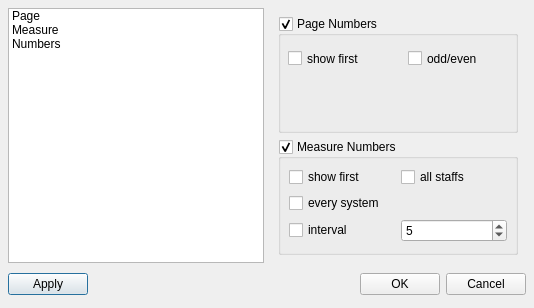
First picture: the form in mscore/mscore/editstyle.ui, repository musescore/musescore-old, before the edit.
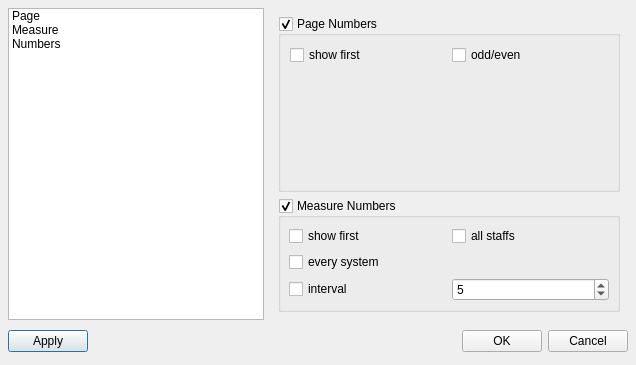
Second picture: the form after the edit. The open tabs and pages were chosen to show the change.

The edit to the form file:
```diff
--- a/mscore/mscore/editstyle.ui
+++ b/mscore/mscore/editstyle.ui
@@ -5,8 +5,8 @@
    <rect>
     <x>0</x>
     <y>0</y>
-    <width>534</width>
-    <height>308</height>
+    <width>636</width>
+    <height>365</height>
    </rect>
   </property>
   <property name="windowTitle" >
@@ -122,32 +122,41 @@
          <property name="checkable" >
           <bool>true</bool>
          </property>
-         <widget class="QCheckBox" name="showFirstPageNumber" >
-          <property name="geometry" >
-           <rect>
-            <x>10</x>
-            <y>30</y>
-            <width>100</width>
-            <height>25</height>
-           </rect>
+         <layout class="QGridLayout" >
+          <property name="margin" >
+           <number>9</number>
           </property>
-          <property name="text" >
-           <string>show first</string>
+          <property name="spacing" >
+           <number>6</number>
           </property>
-         </widget>
-         <widget class="QCheckBox" name="showOddEvenPageNumber" >
-          <property name="geometry" >
-           <rect>
-            <x>130</x>
-            <y>30</y>
-            <width>100</width>
-            <height>25</height>
-           </rect>
-          </property>
-          <property name="text" >
-           <string>odd/even</string>
-          </property>
-         </widget>
+          <item row="1" column="0" >
+           <spacer>
+            <property name="orientation" >
+             <enum>Qt::Vertical</enum>
+            </property>
+            <property name="sizeHint" >
+             <size>
+              <width>20</width>
+              <height>40</height>
+             </size>
+            </property>
+           </spacer>
+          </item>
+          <item row="0" column="1" >
+           <widget class="QCheckBox" name="showOddEvenPageNumber" >
+            <property name="text" >
+             <string>odd/even</string>
+            </property>
+           </widget>
+          </item>
+          <item row="0" column="0" >
+           <widget class="QCheckBox" name="showFirstPageNumber" >
+            <property name="text" >
+             <string>show first</string>
+            </property>
+           </widget>
+          </item>
+         </layout>
         </widget>
        </item>
        <item>
```
